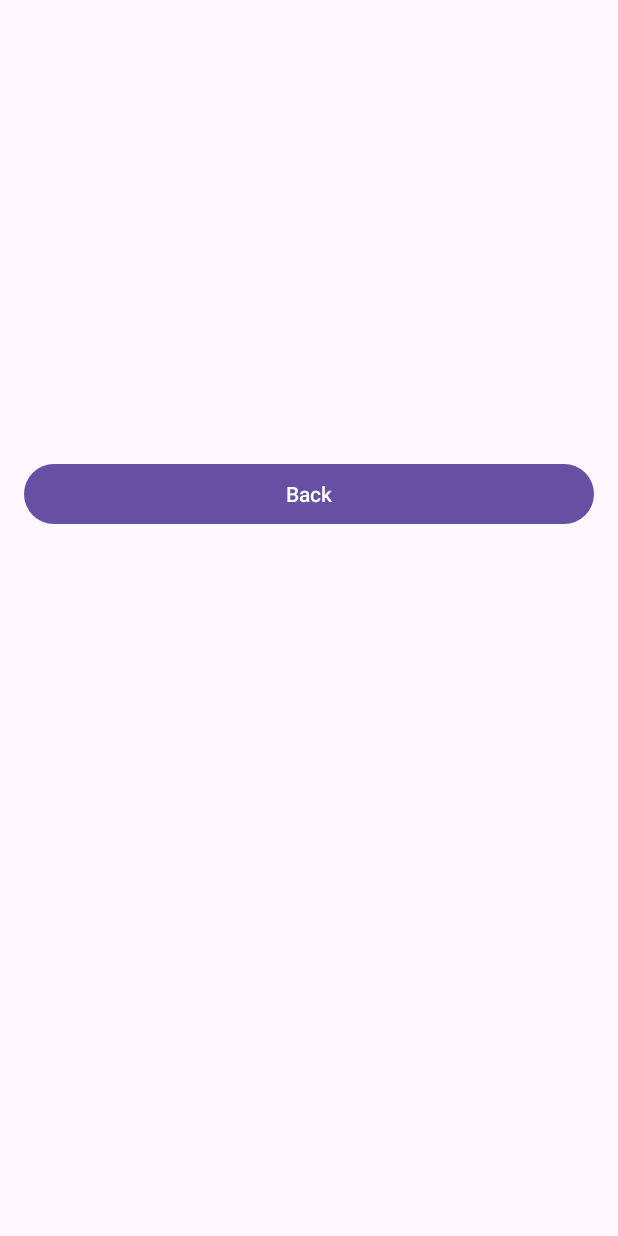
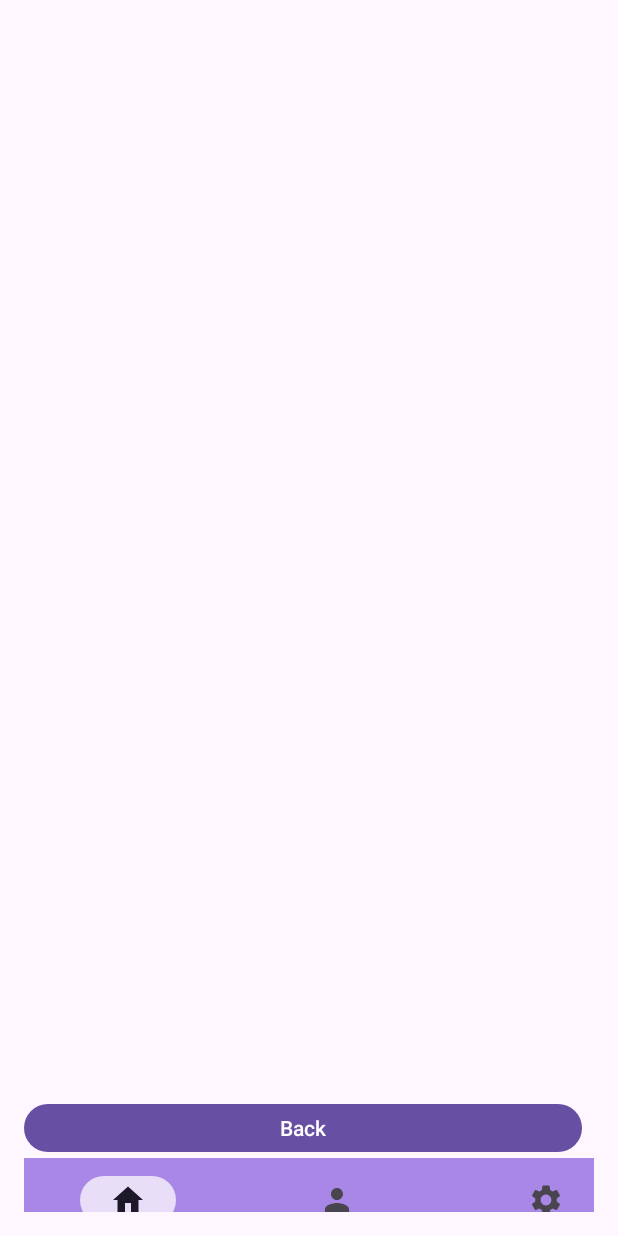
Before and after one commit to FeichenYu2001/Dessert_V4, an Android app: the DessertDetailActivity screen opened directly, with no data from a screen before it, on a phone screen of 412 x 824 dp. Run offline under Robolectric (Android 15) with nearby library versions, the phone set to English and light mode, and no system bars; 1 statement that could not run was skipped.

Commit message:
Navigation Bar

```diff
--- /dev/null
+++ b/app/src/main/res/drawable/baseline_home_24.xml
@@ -0,0 +1,5 @@
+<vector xmlns:android="http://schemas.android.com/apk/res/android" android:height="24dp" android:tint="#000000" android:viewportHeight="24" android:viewportWidth="24" android:width="24dp">
+
+    <path android:fillColor="@android:color/white" android:pathData="M10,20v-6h4v6h5v-8h3L12,3 2,12h3v8z"/>
+
+</vector>
--- /dev/null
+++ b/app/src/main/res/drawable/baseline_person_24.xml
@@ -0,0 +1,5 @@
+<vector xmlns:android="http://schemas.android.com/apk/res/android" android:height="24dp" android:tint="#000000" android:viewportHeight="24" android:viewportWidth="24" android:width="24dp">
+
+    <path android:fillColor="@android:color/white" android:pathData="M12,12c2.21,0 4,-1.79 4,-4s-1.79,-4 -4,-4 -4,1.79 -4,4 1.79,4 4,4zM12,14c-2.67,0 -8,1.34 -8,4v2h16v-2c0,-2.66 -5.33,-4 -8,-4z"/>
+
+</vector>
--- /dev/null
+++ b/app/src/main/res/drawable/baseline_settings_24.xml
@@ -0,0 +1,5 @@
+<vector xmlns:android="http://schemas.android.com/apk/res/android" android:height="24dp" android:tint="#000000" android:viewportHeight="24" android:viewportWidth="24" android:width="24dp">
+
+    <path android:fillColor="@android:color/white" android:pathData="M19.14,12.94c0.04,-0.3 0.06,-0.61 0.06,-0.94c0,-0.32 -0.02,-0.64 -0.07,-0.94l2.03,-1.58c0.18,-0.14 0.23,-0.41 0.12,-0.61l-1.92,-3.32c-0.12,-0.22 -0.37,-0.29 -0.59,-0.22l-2.39,0.96c-0.5,-0.38 -1.03,-0.7 -1.62,-0.94L14.4,2.81c-0.04,-0.24 -0.24,-0.41 -0.48,-0.41h-3.84c-0.24,0 -0.43,0.17 -0.47,0.41L9.25,5.35C8.66,5.59 8.12,5.92 7.63,6.29L5.24,5.33c-0.22,-0.08 -0.47,0 -0.59,0.22L2.74,8.87C2.62,9.08 2.66,9.34 2.86,9.48l2.03,1.58C4.84,11.36 4.8,11.69 4.8,12s0.02,0.64 0.07,0.94l-2.03,1.58c-0.18,0.14 -0.23,0.41 -0.12,0.61l1.92,3.32c0.12,0.22 0.37,0.29 0.59,0.22l2.39,-0.96c0.5,0.38 1.03,0.7 1.62,0.94l0.36,2.54c0.05,0.24 0.24,0.41 0.48,0.41h3.84c0.24,0 0.44,-0.17 0.47,-0.41l0.36,-2.54c0.59,-0.24 1.13,-0.56 1.62,-0.94l2.39,0.96c0.22,0.08 0.47,0 0.59,-0.22l1.92,-3.32c0.12,-0.22 0.07,-0.47 -0.12,-0.61L19.14,12.94zM12,15.6c-1.98,0 -3.6,-1.62 -3.6,-3.6s1.62,-3.6 3.6,-3.6s3.6,1.62 3.6,3.6S13.98,15.6 12,15.6z"/>
+
+</vector>
--- a/app/src/main/res/layout/activity_dessert_detail.xml
+++ b/app/src/main/res/layout/activity_dessert_detail.xml
@@ -1,7 +1,8 @@
+<?xml version="1.0" encoding="utf-8"?>
 <LinearLayout xmlns:android="http://schemas.android.com/apk/res/android"
+    xmlns:app="http://schemas.android.com/apk/res-auto"
     android:layout_width="match_parent"
     android:layout_height="match_parent"
-    xmlns:app="http://schemas.android.com/apk/res-auto"
     android:orientation="vertical"
     android:padding="16dp">
 
@@ -12,35 +13,59 @@
         android:layout_height="200dp"
         android:layout_gravity="center_horizontal"
         android:contentDescription="@string/dessert_image"
-        android:scaleType="centerCrop"
-        android:padding="8dp" />
+        android:padding="8dp"
+        android:scaleType="centerCrop" />
 
     <!-- Dessert Name -->
     <TextView
         android:id="@+id/dessertName"
         android:layout_width="wrap_content"
         android:layout_height="wrap_content"
+        android:layout_gravity="center_horizontal"
+        android:padding="8dp"
         android:text="Dessert Name"
         android:textSize="24sp"
-        android:textStyle="bold"
-        android:layout_gravity="center_horizontal"
-        android:padding="8dp" />
+        android:textStyle="bold" />
 
     <!-- Dessert Ingredient -->
+
+    <!-- Back Button -->
+
     <TextView
         android:id="@+id/dessertIngredients"
-        android:layout_width="match_parent"
-        android:layout_height="wrap_content"
+        android:layout_width="390dp"
+        android:layout_height="467dp"
         android:layout_gravity="center_horizontal"
         android:padding="8dp"
         android:textSize="18sp" />
 
-    <!-- Back Button -->
-
     <Button
         android:id="@+id/backButton"
-        android:layout_width="match_parent"
-        android:layout_height="wrap_content"
+        android:layout_width="372dp"
+        android:layout_height="40dp"
         android:text="@string/back_button" />
 
+    <FrameLayout
+        android:layout_width="0dp"
+        android:layout_height="0dp"
+        app:layout_constraintBottom_toTopOf="@+id/bottomNavigationView"
+        app:layout_constraintVertical_bias="1.0">
+
+
+    </FrameLayout>
+
+    <com.google.android.material.bottomnavigation.BottomNavigationView
+        android:id="@+id/bottomNavigationView"
+        android:layout_width="417dp"
+        android:layout_height="70dp"
+        android:background="#A987E6"
+        app:layout_constraintBottom_toBottomOf="parent"
+        app:layout_constraintEnd_toEndOf="parent"
+        app:layout_constraintHorizontal_bias="1.0"
+        app:layout_constraintStart_toStartOf="parent"
+        app:layout_constraintTop_toTopOf="parent"
+        app:layout_constraintVertical_bias="0.974"
+        app:menu="@menu/bottom_nav_menu" />
+
+
 </LinearLayout>
--- /dev/null
+++ b/app/src/main/res/menu/bottom_nav_menu.xml
@@ -0,0 +1,16 @@
+<?xml version="1.0" encoding="utf-8"?>
+<menu xmlns:app="http://schemas.android.com/apk/res-auto"
+    xmlns:android="http://schemas.android.com/apk/res/android">
+
+    <item android:title="Home"
+        android:icon="@drawable/baseline_home_24"
+        android:id="@+id/home"/>
+
+    <item android:title="Profile"
+        android:icon="@drawable/baseline_person_24"
+        android:id="@+id/profile"/>
+
+    <item android:title="Settings"
+        android:icon="@drawable/baseline_settings_24"
+    android:id="@+id/settings"/>
+</menu>
--- a/app/src/main/res/values/strings.xml
+++ b/app/src/main/res/values/strings.xml
@@ -17,4 +17,5 @@
     <!-- Back button label -->
     <string name="back_button">Back</string>
 
+
 </resources>
```
Also changed, not shown: app/src/main/java/com/example/dessert/DessertDetailActivity.kt (+27 -1 lines), app/src/main/java/com/example/dessert/DessertMenuActivity.kt (+35 -3 lines), app/src/main/res/layout/activity_dessert_menu.xml (+26 -0 lines), app/src/main/res/layout/activity_main.xml (+27 -0 lines).
